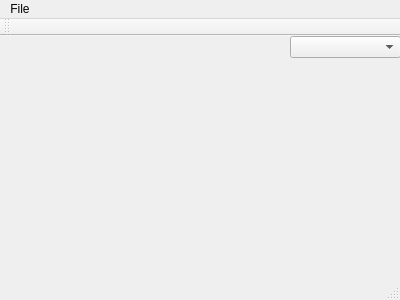
The window that ParkanImageViewer/ParkanImageViewer/viewer_app.ui (DinoL/Parkan) describes before a commit, drawn with Qt 5.
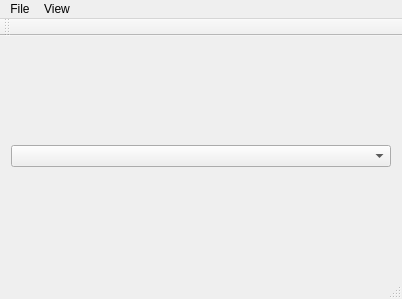
The same window after the commit.

Commit message: [+] Add zoom and scroll to the image area

What changed in the file:
```diff
--- a/ParkanImageViewer/ParkanImageViewer/viewer_app.ui
+++ b/ParkanImageViewer/ParkanImageViewer/viewer_app.ui
@@ -6,50 +6,32 @@
    <rect>
     <x>0</x>
     <y>0</y>
-    <width>400</width>
-    <height>300</height>
+    <width>402</width>
+    <height>299</height>
    </rect>
   </property>
   <property name="windowTitle">
    <string>ViewerApp</string>
   </property>
   <widget class="QWidget" name="centralWidget">
-   <widget class="QComboBox" name="select_palette_combo_box">
-    <property name="geometry">
-     <rect>
-      <x>290</x>
-      <y>0</y>
-      <width>111</width>
-      <height>22</height>
-     </rect>
-    </property>
-   </widget>
-   <widget class="QLabel" name="image_label">
-    <property name="geometry">
-     <rect>
-      <x>20</x>
-      <y>20</y>
-      <width>261</width>
-      <height>201</height>
-     </rect>
-    </property>
-    <property name="sizePolicy">
-     <sizepolicy hsizetype="Ignored" vsizetype="Ignored">
-      <horstretch>0</horstretch>
-      <verstretch>0</verstretch>
-     </sizepolicy>
-    </property>
-    <property name="text">
-     <string/>
-    </property>
-   </widget>
+   <property name="sizePolicy">
+    <sizepolicy hsizetype="Ignored" vsizetype="Ignored">
+     <horstretch>0</horstretch>
+     <verstretch>0</verstretch>
+    </sizepolicy>
+   </property>
+   <layout class="QVBoxLayout" name="verticalLayout">
+    <item>
+     <widget class="QComboBox" name="select_palette_combo_box"/>
+    </item>
+   </layout>
   </widget>
   <widget class="QMenuBar" name="menuBar">
    <property name="geometry">
     <rect>
      <x>0</x>
      <y>0</y>
-     <width>400</width>
+     <width>402</width>
      <height>21</height>
     </rect>
    </property>
@@ -65,7 +47,18 @@
     <addaction name="separator"/>
     <addaction name="actionExit"/>
    </widget>
+   <widget class="QMenu" name="menuView">
+    <property name="title">
+     <string>View</string>
+    </property>
+    <addaction name="actionZoom_In"/>
+    <addaction name="actionZoom_Out"/>
+    <addaction name="actionNormal_Size"/>
+    <addaction name="separator"/>
+    <addaction name="actionFit_to_Window"/>
+   </widget>
    <addaction name="menuOpen_Image"/>
+   <addaction name="menuView"/>
   </widget>
   <widget class="QToolBar" name="mainToolBar">
    <attribute name="toolBarArea">
```
Left out of the diff: 59 changed lines with no effect on the pictures. The commit also changes 2 other files.
